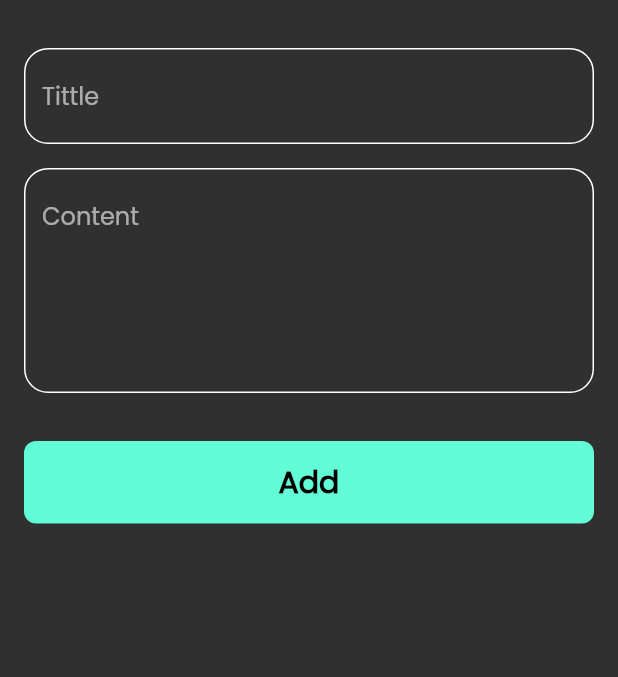
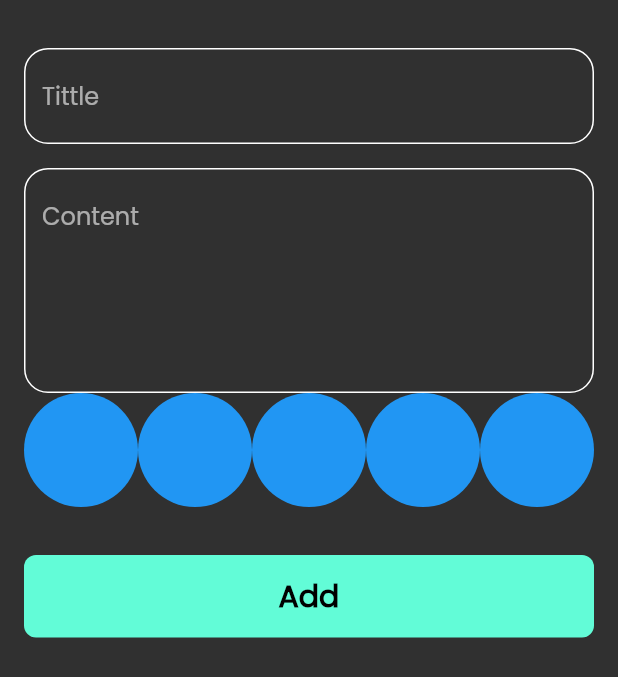
Before and after one commit to AbdallahDebsawi/notes_app, a Flutter app: the AddNoteBottomSheet widget shown alone on an empty page, opened directly, on a phone screen of 412 x 824 dp. Shown: the top 677 px of the screen. Run offline on Flutter 3.47's test engine with Material 2 defaults, Android fonts, the phone set to English and light mode, and no system bars; our stand-ins replace bloc, flutter_bloc, font_awesome_flutter, hive, hive_flutter; accounts and stored records are empty.

Commit message:
Create colors list part one

```diff
--- a/lib/views/notes_view.dart
+++ b/lib/views/notes_view.dart
@@ -1,7 +1,4 @@
 import 'package:flutter/material.dart';
-import 'package:flutter_bloc/flutter_bloc.dart';
-import 'package:notes_app/cubits/notes_cubit/notes_cubit.dart';
-
 import 'widgets/add_note_bottom_sheet.dart';
 import 'widgets/notes_view_body.dart';
 
--- a/lib/views/widgets/add_note_bottom_sheet.dart
+++ b/lib/views/widgets/add_note_bottom_sheet.dart
@@ -14,7 +14,7 @@ class AddNoteBottomSheet extends StatelessWidget {
       child: BlocConsumer<AddNoteCubit, AddNoteState>(
         listener: (context, state) {
           if (state is AddNoteFailure) {
-            print('failure ${state.errorMessage}');
+            debugPrint('failure ${state.errorMessage}');
           }
           if (state is AddNoteSuccess) {
             BlocProvider.of<NotesCubit>(context).fetchAllNotes();
--- a/lib/views/widgets/add_note_form.dart
+++ b/lib/views/widgets/add_note_form.dart
@@ -3,6 +3,7 @@ import 'package:flutter_bloc/flutter_bloc.dart';
 import 'package:intl/intl.dart';
 import 'package:notes_app/models/note_model.dart';
 import '../../cubits/add_note_cubit/add_note_cubit.dart';
+import 'colors_list_view.dart';
 import 'custom_botton.dart';
 import 'custom_text_field.dart';
 
@@ -41,6 +42,7 @@ class _AddNoteFormState extends State<AddNoteForm> {
               subTitle = value;
             },
           ),
+          const ColorsListView(),
           const SizedBox(height: 32),
           BlocBuilder<AddNoteCubit, AddNoteState>(
             builder: (context, state) {
--- /dev/null
+++ b/lib/views/widgets/colors_list_view.dart
@@ -0,0 +1,31 @@
+import 'package:flutter/material.dart';
+
+class ColorItem extends StatelessWidget {
+  const ColorItem({super.key});
+
+  @override
+  Widget build(BuildContext context) {
+    return const CircleAvatar(
+      radius: 38,
+      backgroundColor: Colors.blue,
+    );
+  }
+}
+
+class ColorsListView extends StatelessWidget {
+  const ColorsListView({super.key});
+
+  @override
+  Widget build(BuildContext context) {
+    return SizedBox(
+      height: 38 * 2,
+      child: ListView.builder(
+        itemCount: 10,
+        scrollDirection: Axis.horizontal,
+        itemBuilder: (context, index) {
+          return const ColorItem();
+        },
+      ),
+    );
+  }
+}
--- a/lib/views/widgets/custom_note_item.dart
+++ b/lib/views/widgets/custom_note_item.dart
@@ -18,7 +18,7 @@ class CustomNoteItem extends StatelessWidget {
         })));
       }),
       child: Container(
-        padding: EdgeInsets.only(top: 24, bottom: 24, left: 16),
+        padding: const EdgeInsets.only(top: 24, bottom: 24, left: 16),
         decoration: BoxDecoration(
           color: Color(note.color),
           borderRadius: BorderRadius.circular(16),
@@ -29,7 +29,7 @@ class CustomNoteItem extends StatelessWidget {
             ListTile(
               title: Text(
                 note.title,
-                style: TextStyle(color: Colors.black, fontSize: 28),
+                style: const TextStyle(color: Colors.black, fontSize: 28),
               ),
               subtitle: Padding(
                 padding: const EdgeInsets.only(top: 16, bottom: 16),
```
Also changed, not shown: lib/simple_bloc_observer.dart (+3 -9 lines).
